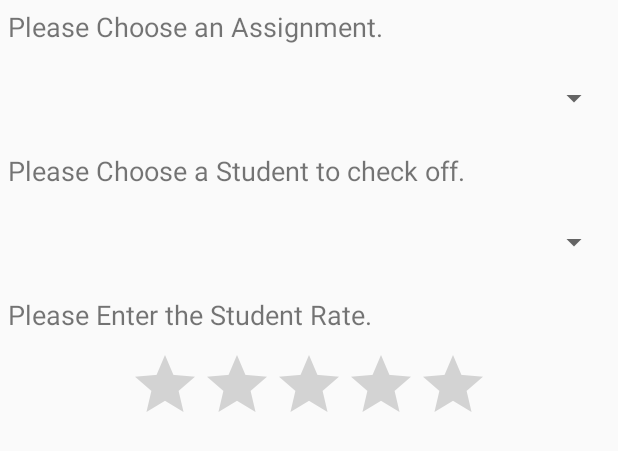
After one commit to Elzawawy/StudentManagerSystem, an Android app: the layout checkoff_dialog.xml on its own in the app's theme, with its tools: preview values and no code run, on a phone screen of 412 x 824 dp. The commit adds this screen. Shown: the top 451 px of the screen. Run offline under Robolectric (Android 15) with nearby library versions, the phone set to English and light mode, and no system bars.

Commit message:
Bug Fix 5.0 + CheckOffCustomDialog In Progress

```diff
--- /dev/null
+++ b/app/src/main/res/layout/checkoff_dialog.xml
@@ -0,0 +1,54 @@
+<?xml version="1.0" encoding="utf-8"?>
+<LinearLayout
+    xmlns:android="http://schemas.android.com/apk/res/android"
+    android:orientation="vertical"
+    android:layout_width="match_parent"
+    android:layout_height="match_parent">
+
+    <TextView
+        android:layout_width="wrap_content"
+        android:layout_height="wrap_content"
+        android:text="@string/checkoff_dialog_tv_1"
+        android:textSize="18sp"
+        android:layout_margin="5dp"/>
+    <Spinner
+        android:id="@+id/sp_assignments"
+        android:layout_width="match_parent"
+        android:layout_height="50dp"
+        android:layout_margin="5dp"></Spinner>
+
+    <TextView
+        android:layout_width="wrap_content"
+        android:layout_height="wrap_content"
+        android:text="@string/checkoff_dialog_tv_2"
+        android:textSize="18sp"
+        android:layout_margin="5dp"/>
+
+    <Spinner
+        android:id="@+id/sp_students"
+        android:layout_width="match_parent"
+        android:layout_height="50dp"
+        android:layout_margin="5dp"></Spinner>
+
+    <TextView
+        android:layout_width="wrap_content"
+        android:layout_height="wrap_content"
+        android:text="@string/checkoff_dialog_tv_3"
+        android:textSize="18sp"
+        android:layout_margin="5dp"/>
+
+    <RatingBar
+        android:id="@+id/rating"
+        android:layout_width="wrap_content"
+        android:layout_height="wrap_content"
+        android:layout_margin="5dp"
+        android:layout_gravity="center"
+        style="?android:attr/ratingBarStyle"
+        android:numStars="5"
+        android:stepSize="0.1"
+        android:isIndicator="true" />
+
+
+
+
+</LinearLayout>
--- a/app/src/main/res/values/strings.xml
+++ b/app/src/main/res/values/strings.xml
@@ -4,4 +4,9 @@
     <string name="card_class_list">Show all Classes in System.</string>
     <string name="card_assignment_list">Show all Assignments in System.</string>
     <string name="card_exam_list">Show all Exams in System.</string>
+    <string name="checkoff_dialog_tv_1">Please Choose an Assignment.</string>
+    <string name="checkoff_dialog_tv_2">Please Choose a Student to check off.</string>
+    <string name="checkoff_dialog_tv_3">Please Enter the Student Rate.</string>
+    <string name="checkoff_dialog_bt_1">Submit</string>
+    <string name="checkoff_dialog_bt_2">Cancel</string>
 </resources>
```
Also changed, not shown: app/src/main/java/com/xcodesystemsinterns/studentmanager/CheckOffCustomDialog.java (added, +64 -0 lines), app/src/main/java/com/xcodesystemsinterns/studentmanager/DataBaseHelper.java (+10 -8 lines).
